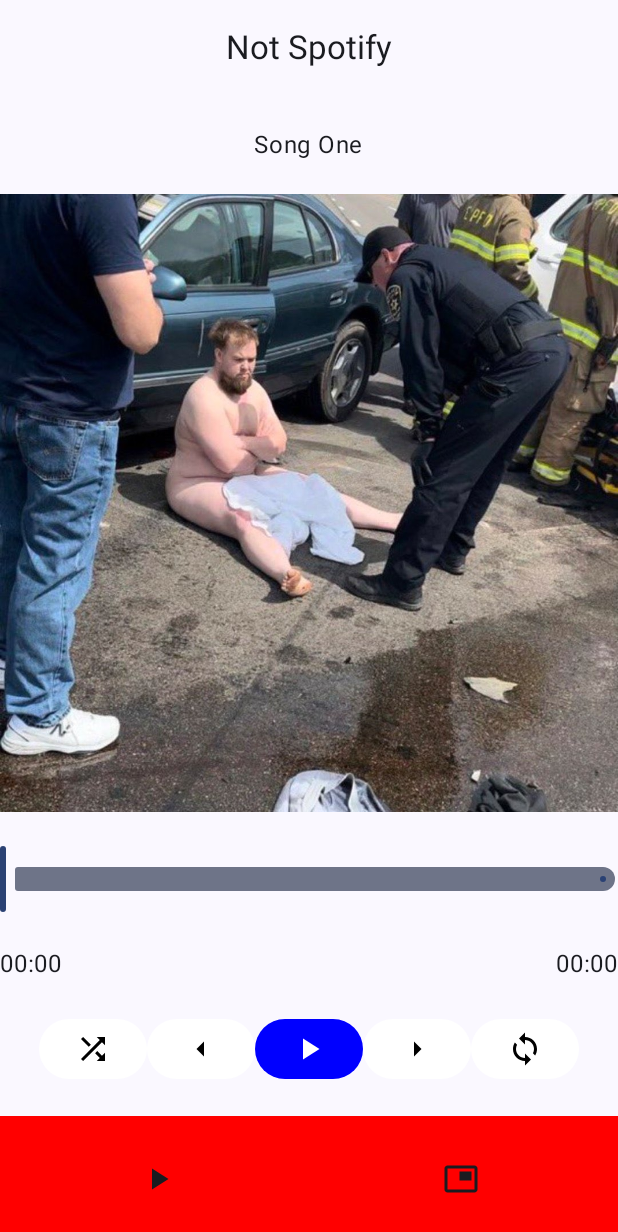
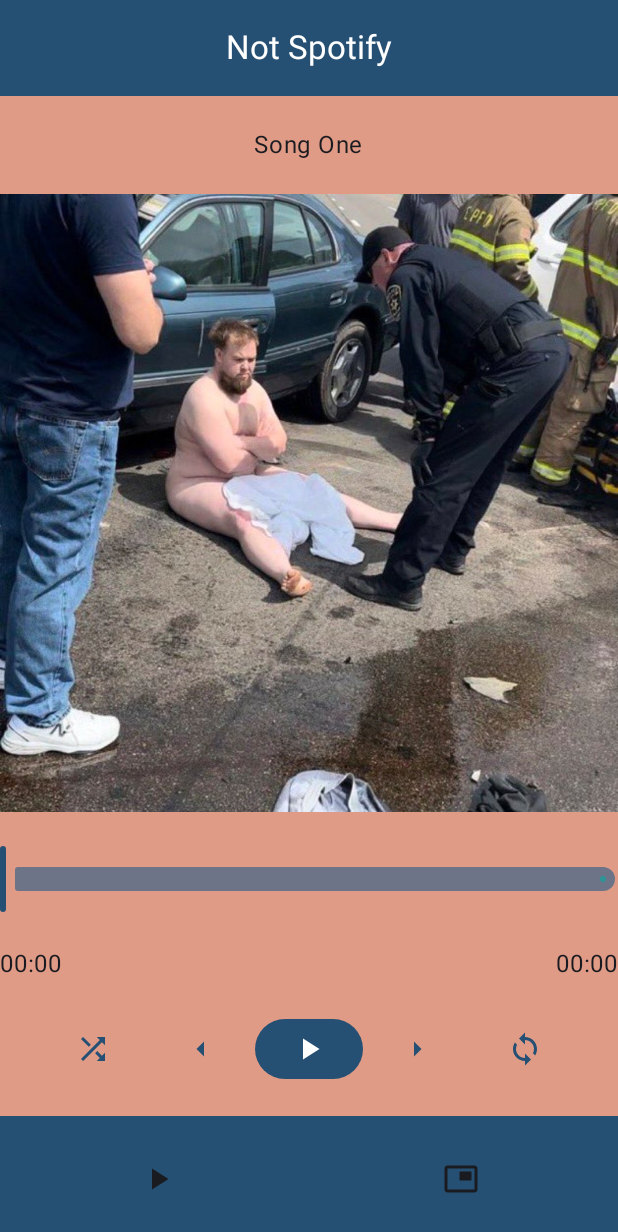
Before and after one commit to kirlandezzz/proyectoNotSpotify, an Android app built with Jetpack Compose: the screen it shows after launch (MainActivity), on a phone screen of 412 x 824 dp. Shown: the top 1232 px of the screen. Run offline under Robolectric (Android 15) with nearby library versions, the phone set to English and light mode, and no system bars.

Commit message:
Añadimos colores y funcionalidad de slider y botones

```diff
--- a/app/src/main/java/com/example/ejerciciosexoplayer/navigation/GrafoNavegacion.kt
+++ b/app/src/main/java/com/example/ejerciciosexoplayer/navigation/GrafoNavegacion.kt
@@ -26,6 +26,7 @@ import com.example.ejerciciosexoplayer.screens.PictureScreen
 import com.example.ejerciciosexoplayer.shared.ExoPlayerViewModel
 import com.example.ejerciciosexoplayer.shared.Rutas
 import com.example.ejerciciosexoplayer.shared.ScaffoldViewModel
+import com.example.ejerciciosexoplayer.ui.theme.Blanco
 
 @OptIn(ExperimentalMaterial3Api::class)
 @Composable
@@ -58,7 +59,7 @@ fun GrafoNavegacion(){
                 modifier = Modifier
                     .fillMaxSize()
                     .padding(paddingValues),
-                color = MaterialTheme.colorScheme.background
+                color = Blanco
             ) {
                 NavHost(navController = navController, startDestination = Rutas.Player.ruta){
                     composable(Rutas.Player.ruta){
@@ -68,6 +69,7 @@ fun GrafoNavegacion(){
                     composable(Rutas.Foto.ruta){
                         PictureScreen(viewModelScaffold)
                     }
+
                 }
             }
 
--- a/app/src/main/java/com/example/ejerciciosexoplayer/screens/PlayerScreen.kt
+++ b/app/src/main/java/com/example/ejerciciosexoplayer/screens/PlayerScreen.kt
@@ -1,5 +1,6 @@
 package com.example.ejerciciosexoplayer.screens
 
+import android.content.res.Resources.Theme
 import android.graphics.drawable.Drawable
 import androidx.activity.compose.BackHandler
 import androidx.compose.foundation.Image
@@ -13,12 +14,17 @@ import androidx.compose.material3.Button
 import androidx.compose.material3.ButtonDefaults
 import androidx.compose.material3.ButtonDefaults.shape
 import androidx.compose.material3.Icon
+import androidx.compose.material3.MaterialTheme
 import androidx.compose.material3.Slider
+import androidx.compose.material3.SliderDefaults
 import androidx.compose.material3.Text
 import androidx.compose.runtime.Composable
 import androidx.compose.runtime.LaunchedEffect
 import androidx.compose.runtime.collectAsState
 import androidx.compose.runtime.getValue
+import androidx.compose.runtime.mutableStateOf
+import androidx.compose.runtime.remember
+import androidx.compose.runtime.setValue
 import androidx.compose.ui.Alignment
 import androidx.compose.ui.Modifier
 import androidx.compose.ui.graphics.Color
@@ -30,6 +36,9 @@ import androidx.media3.exoplayer.ExoPlayer
 import com.example.ejerciciosexoplayer.R
 import com.example.ejerciciosexoplayer.shared.ExoPlayerViewModel
 import com.example.ejerciciosexoplayer.shared.ScaffoldViewModel
+import com.example.ejerciciosexoplayer.ui.theme.Azul
+import com.example.ejerciciosexoplayer.ui.theme.AzulOsc
+import com.example.ejerciciosexoplayer.ui.theme.Blanco
 
 @Composable
 fun ExoPlayerScreen(viewModelScaffold: ScaffoldViewModel = viewModel()) {
@@ -49,6 +58,15 @@ fun ExoPlayerScreen(viewModelScaffold: ScaffoldViewModel = viewModel()) {
     val minutosPosicion = posicion / 1000 / 60
     val segundosPosicion = posicion / 1000 % 60
 
+    var loopButtonColor by remember {
+        mutableStateOf(AzulOsc)
+    }
+
+    var ShufleColor by remember {
+        mutableStateOf(AzulOsc)
+    }
+
+    //colore https://colorhunt.co/palette/ecf4d69ad0c22d9596265073
     /* TODO: Llamar a crearExoPlayer y hacerSonarMusica */
 
 
@@ -67,7 +85,17 @@ fun ExoPlayerScreen(viewModelScaffold: ScaffoldViewModel = viewModel()) {
 
         Image(painter = painterResource(id = imagenActual), contentDescription = null)
 
-        Slider(value = 0f, onValueChange = {})
+        Slider(
+            value = posSlider,
+            colors = SliderDefaults.colors(AzulOsc, Azul),
+            onValueChange = { value ->
+                exoPlayerViewModel.moverSlider(value)
+            },
+            onValueChangeFinished = {
+                exoPlayerViewModel.onSliderInteractionEnd()
+            },
+            valueRange = 0f..1f
+        )
 
         Row(horizontalArrangement = Arrangement.SpaceBetween, modifier = Modifier.fillMaxWidth()) {
             Text(text = String.format("%02d:%02d", minutosPosicion, segundosPosicion))
@@ -77,11 +105,15 @@ fun ExoPlayerScreen(viewModelScaffold: ScaffoldViewModel = viewModel()) {
 
         Row {
             Button(
-                onClick = {exoPlayerViewModel.shuffleSongs(contexto)},
-                shape = CircleShape,
-                colors = ButtonDefaults.buttonColors(
-                    containerColor = Color.White,
-                    contentColor = Color.Black
+                onClick = {
+                    exoPlayerViewModel.shuffleSongs(contexto)
+                    ShufleColor = if (ShufleColor == AzulOsc) {
+                        Azul
+                    } else {
+                        AzulOsc
+                    }
+                }, shape = CircleShape, colors = ButtonDefaults.buttonColors(
+                    containerColor = Color.Transparent, contentColor = ShufleColor
                 )
             ) {
                 Icon(
@@ -90,11 +122,10 @@ fun ExoPlayerScreen(viewModelScaffold: ScaffoldViewModel = viewModel()) {
                 )
             }
             Button(
-                onClick = {exoPlayerViewModel.volverCancion(contexto)},
+                onClick = { exoPlayerViewModel.volverCancion(contexto) },
                 shape = CircleShape,
                 colors = ButtonDefaults.buttonColors(
-                    containerColor = Color.White,
-                    contentColor = Color.Black
+                    containerColor = Color.Transparent, contentColor = AzulOsc
                 )
             ) {
                 Icon(
@@ -105,16 +136,15 @@ fun ExoPlayerScreen(viewModelScaffold: ScaffoldViewModel = viewModel()) {
             Button(
                 onClick = { exoPlayerViewModel.PausarOSeguirMusica() },
                 shape = CircleShape,
-                colors = ButtonDefaults.buttonColors(containerColor = Color.Blue)
+                colors = ButtonDefaults.buttonColors(containerColor = AzulOsc)
             ) {
                 Icon(painter = painterResource(id = R.drawable.play), contentDescription = null)
             }
             Button(
-                onClick = { exoPlayerViewModel.CambiarCancion(contexto);  },
+                onClick = { exoPlayerViewModel.CambiarCancion(contexto); },
                 shape = CircleShape,
                 colors = ButtonDefaults.buttonColors(
-                    containerColor = Color.White,
-                    contentColor = Color.Black
+                    containerColor = Color.Transparent, contentColor = AzulOsc
                 )
             ) {
                 Icon(
@@ -123,11 +153,15 @@ fun ExoPlayerScreen(viewModelScaffold: ScaffoldViewModel = viewModel()) {
                 )
             }
             Button(
-                onClick = {exoPlayerViewModel.loop()},
-                shape = CircleShape,
-                colors = ButtonDefaults.buttonColors(
-                    containerColor = Color.White,
-                    contentColor = Color.Black
+                onClick = {
+                    exoPlayerViewModel.loop()
+                    loopButtonColor = if (loopButtonColor == AzulOsc) {
+                        Azul
+                    } else {
+                        AzulOsc
+                    }
+                }, shape = CircleShape, colors = ButtonDefaults.buttonColors(
+                    containerColor = Color.Transparent, contentColor = loopButtonColor
                 )
             ) {
                 Icon(
--- a/app/src/main/java/com/example/ejerciciosexoplayer/screens/ScaffoldComponents.kt
+++ b/app/src/main/java/com/example/ejerciciosexoplayer/screens/ScaffoldComponents.kt
@@ -1,5 +1,6 @@
 package com.example.ejerciciosexoplayer.screens
 
+import android.support.v4.os.IResultReceiver2.Default
 import androidx.compose.foundation.layout.Row
 import androidx.compose.foundation.layout.WindowInsets
 import androidx.compose.foundation.layout.fillMaxWidth
@@ -18,17 +19,23 @@ import androidx.compose.ui.Modifier
 import androidx.compose.ui.graphics.Color
 import androidx.compose.ui.unit.dp
 import androidx.compose.ui.unit.sp
+import com.example.ejerciciosexoplayer.ui.theme.AzulOsc
+import com.google.common.base.Defaults
 
 
 @Composable
-fun BarraInferior(funcionNavegarPlayer: () -> Unit,
-funcionNavegarFoto: () -> Unit){
-    BottomAppBar(modifier = Modifier.fillMaxWidth(),
-    containerColor = Color.Red) {
-        Row(){
-           IconButton(onClick = funcionNavegarPlayer, modifier = Modifier.weight(1f)) {
-               Icon(Icons.Default.PlayArrow, contentDescription = "")
-           }
+fun BarraInferior(
+    funcionNavegarPlayer: () -> Unit,
+    funcionNavegarFoto: () -> Unit
+) {
+    BottomAppBar(
+        modifier = Modifier.fillMaxWidth(),
+        containerColor = AzulOsc
+    ) {
+        Row() {
+            IconButton(onClick = funcionNavegarPlayer, modifier = Modifier.weight(1f)) {
+                Icon(Icons.Default.PlayArrow, contentDescription = "")
+            }
             IconButton(onClick = funcionNavegarFoto, modifier = Modifier.weight(1f)) {
                 Icon(Icons.Default.PictureInPicture, contentDescription = "")
             }
@@ -40,7 +47,12 @@ funcionNavegarFoto: () -> Unit){
 
 @OptIn(ExperimentalMaterial3Api::class)
 @Composable
-fun BarraSuperior(titulo : String){
-    CenterAlignedTopAppBar(title = { Text(titulo) }
+fun BarraSuperior(titulo: String) {
+    CenterAlignedTopAppBar(
+        title = { Text(titulo) },
+        colors = TopAppBarDefaults.centerAlignedTopAppBarColors(
+            containerColor = AzulOsc,
+            titleContentColor = Color.White
+        )
     )
 }
--- a/app/src/main/java/com/example/ejerciciosexoplayer/shared/ExoPlayerViewModel.kt
+++ b/app/src/main/java/com/example/ejerciciosexoplayer/shared/ExoPlayerViewModel.kt
@@ -85,6 +85,8 @@ class ExoPlayerViewModel : ViewModel() {
     private val _posSlider = MutableStateFlow(0f)
     val posSlider = _posSlider.asStateFlow()
 
+    private val _isUserInteracting = MutableStateFlow(false)
+
     fun crearExoPlayer(context: Context) {/* TODO : Crear el _exoPlayer usando el build(), prepare() y playWhenReady */
         _exoPlayer.value = ExoPlayer.Builder(context).build()
         _exoPlayer.value!!.prepare()
@@ -111,6 +113,14 @@ class ExoPlayerViewModel : ViewModel() {
                     _posSlider.value = posActual
                     /* TODO: Actualizar la duración*/
                     _duracion.value = _exoPlayer.value!!.duration.toInt()
+
+                    viewModelScope.launch {
+                        while (isActive) {
+                            _progreso.value = _exoPlayer.value!!.currentPosition.toInt()
+                            _posSlider.value = _progreso.value.toFloat() / _duracion.value
+                            delay(1000)
+                        }
+                    }
 
                     viewModelScope.launch {
                         /* TODO: Actualizar el progreso usando currentPosition cada segundo */
@@ -221,10 +231,14 @@ class ExoPlayerViewModel : ViewModel() {
     }
 
     fun moverSlider(value: Float) {
+        _isUserInteracting.value = true
         _posSlider.value = value
-
         val newPosition = (value * _duracion.value).toLong()
         _exoPlayer.value?.seekTo(newPosition)
+    }
+
+    fun onSliderInteractionEnd() {
+        _isUserInteracting.value = false
     }
 
 
--- a/app/src/main/java/com/example/ejerciciosexoplayer/ui/theme/Color.kt
+++ b/app/src/main/java/com/example/ejerciciosexoplayer/ui/theme/Color.kt
@@ -2,10 +2,10 @@ package com.example.ejerciciosexoplayer.ui.theme
 
 import androidx.compose.ui.graphics.Color
 
-val Purple80 = Color(0xFFD0BCFF)
-val PurpleGrey80 = Color(0xFFCCC2DC)
-val Pink80 = Color(0xFFEFB8C8)
+val Blanco = Color(0xFFDF9B86)
+val Azul = Color(0xFF2D9596)
+val AzulOsc = Color(0xFF265073)
 
-val Purple40 = Color(0xFF6650a4)
-val PurpleGrey40 = Color(0xFF625b71)
-val Pink40 = Color(0xFF7D5260)
+val Purple40 = Color(0xFFECF4D6)
+val PurpleGrey40 = Color(0xFF2D9596)
+val Pink40 = Color(0xFF265073)
--- a/app/src/main/java/com/example/ejerciciosexoplayer/ui/theme/Theme.kt
+++ b/app/src/main/java/com/example/ejerciciosexoplayer/ui/theme/Theme.kt
@@ -16,15 +16,15 @@ import androidx.compose.ui.platform.LocalView
 import androidx.core.view.WindowCompat
 
 private val DarkColorScheme = darkColorScheme(
-    primary = Purple80,
-    secondary = PurpleGrey80,
-    tertiary = Pink80
+    primary = Azul,
+    secondary = AzulOsc,
+    tertiary = Blanco
 )
 
 private val LightColorScheme = lightColorScheme(
-    primary = Purple40,
-    secondary = PurpleGrey40,
-    tertiary = Pink40
+    primary = Azul,
+    secondary = AzulOsc,
+    tertiary = Blanco
 
     /* Other default colors to override
     background = Color(0xFFFFFBFE),
```
